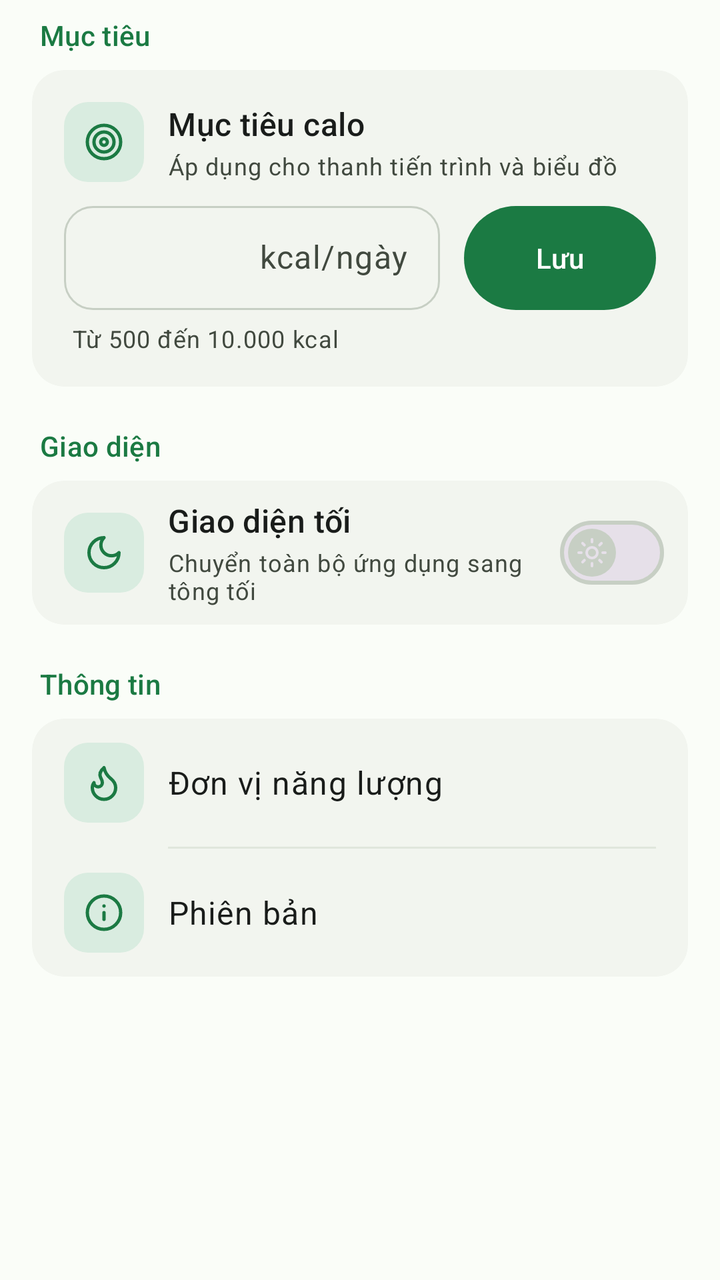
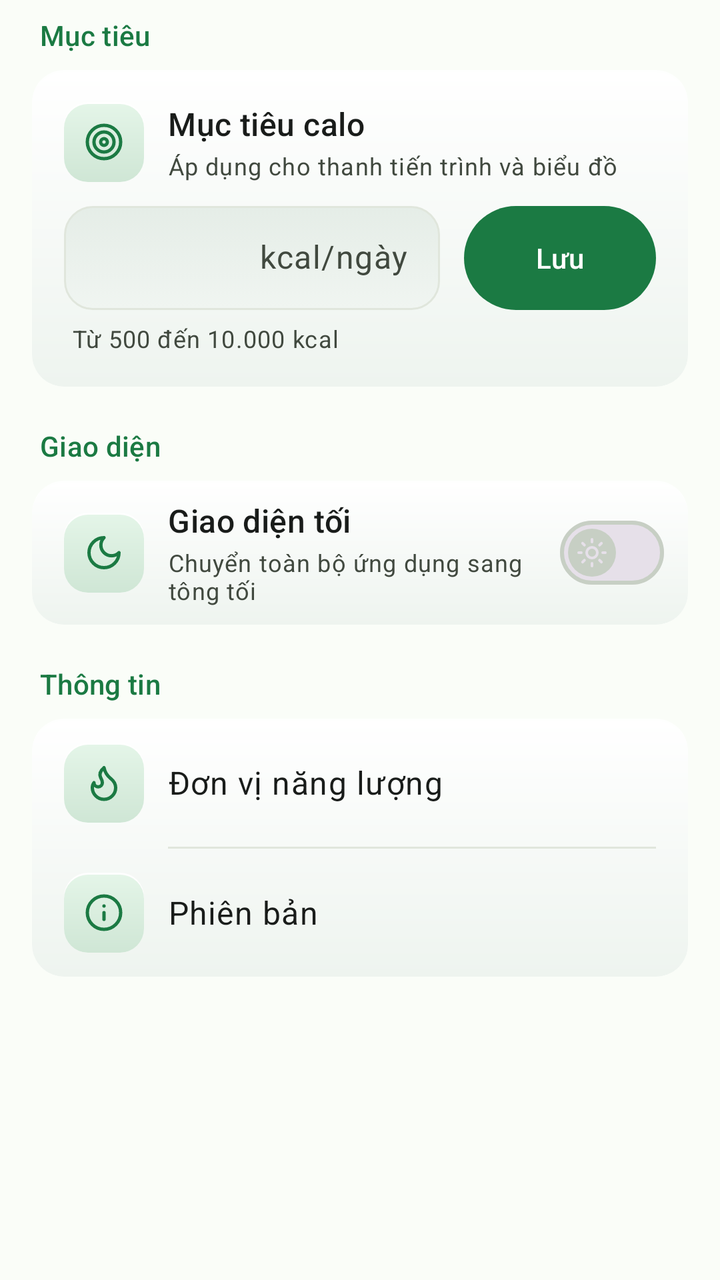

The first picture is an Android layout as it rendered before a commit; the second is the same layout after the commit. The layout source and the unified diff follow.
<!-- AndroidManifest.xml: application theme Theme.CaloTrack -->
<!-- res/layout/fragment_settings.xml -->
<?xml version="1.0" encoding="utf-8"?>
<ScrollView xmlns:android="http://schemas.android.com/apk/res/android"
    xmlns:app="http://schemas.android.com/apk/res-auto"
    android:layout_width="match_parent"
    android:layout_height="match_parent">

    <LinearLayout
        android:layout_width="match_parent"
        android:layout_height="wrap_content"
        android:orientation="vertical"
        android:paddingStart="@dimen/screen_padding"
        android:paddingTop="@dimen/space_8"
        android:paddingEnd="@dimen/screen_padding"
        android:paddingBottom="@dimen/space_24">

        
        <TextView
            style="@style/Widget.CaloTrack.SectionLabel"
            android:layout_width="wrap_content"
            android:layout_height="wrap_content"
            android:text="@string/section_goal" />

        <com.google.android.material.card.MaterialCardView
            android:layout_width="match_parent"
            android:layout_height="wrap_content"
            app:cardBackgroundColor="?attr/colorSurfaceContainer"
            app:cardCornerRadius="@dimen/radius_card"
            app:cardElevation="0dp"
            app:strokeWidth="0dp">

            <LinearLayout
                android:layout_width="match_parent"
                android:layout_height="wrap_content"
                android:orientation="vertical"
                android:padding="@dimen/space_16">

                <LinearLayout
                    android:layout_width="match_parent"
                    android:layout_height="wrap_content"
                    android:gravity="center_vertical"
                    android:orientation="horizontal">

                    <ImageView
                        android:layout_width="40dp"
                        android:layout_height="40dp"
                        android:background="@drawable/bg_date_block"
                        android:importantForAccessibility="no"
                        android:padding="10dp"
                        android:src="@drawable/ic_target"
                        app:tint="?attr/colorPrimary" />

                    <LinearLayout
                        android:layout_width="0dp"
                        android:layout_height="wrap_content"
                        android:layout_marginStart="@dimen/space_12"
                        android:layout_weight="1"
                        android:orientation="vertical">

                        <TextView
                            android:layout_width="wrap_content"
                            android:layout_height="wrap_content"
                            android:text="@string/target_label"
                            android:textAppearance="?attr/textAppearanceTitleMedium"
                            android:textColor="?attr/colorOnSurface" />

                        <TextView
                            android:layout_width="wrap_content"
                            android:layout_height="wrap_content"
                            android:layout_marginTop="2dp"
                            android:text="@string/goal_desc"
                            android:textAppearance="?attr/textAppearanceBodySmall"
                            android:textColor="?attr/colorOnSurfaceVariant" />
                    </LinearLayout>
                </LinearLayout>

                <LinearLayout
                    android:layout_width="match_parent"
                    android:layout_height="wrap_content"
                    android:layout_marginTop="@dimen/space_12"
                    android:baselineAligned="false"
                    android:gravity="center_vertical"
                    android:orientation="horizontal">

                    <LinearLayout
                        android:id="@+id/target_input_container"
                        android:layout_width="0dp"
                        android:layout_height="52dp"
                        android:layout_weight="1"
                        android:background="@drawable/bg_target_input_field"
                        android:gravity="center_vertical"
                        android:orientation="horizontal"
                        android:paddingStart="@dimen/space_16"
                        android:paddingEnd="@dimen/space_16">

                        <com.google.android.material.textfield.TextInputEditText
                            android:id="@+id/et_target_calories"
                            android:layout_width="0dp"
                            android:layout_height="match_parent"
                            android:layout_weight="1"
                            android:background="@null"
                            android:fontFeatureSettings="tnum"
                            android:gravity="center_vertical"
                            android:imeOptions="actionDone"
                            android:includeFontPadding="false"
                            android:inputType="number"
                            android:maxLength="5"
                            android:padding="0dp"
                            android:textAppearance="?attr/textAppearanceBodyLarge"
                            android:textColor="?attr/colorOnSurface" />

                        <TextView
                            android:layout_width="wrap_content"
                            android:layout_height="wrap_content"
                            android:layout_marginStart="@dimen/space_8"
                            android:includeFontPadding="false"
                            android:text="kcal/ngày"
                            android:textAppearance="?attr/textAppearanceBodyLarge"
                            android:textColor="?attr/colorOnSurfaceVariant" />
                    </LinearLayout>

                    <com.google.android.material.button.MaterialButton
                        android:id="@+id/btn_save_target"
                        android:layout_width="wrap_content"
                        android:layout_height="52dp"
                        android:layout_marginStart="@dimen/space_12"
                        android:insetTop="0dp"
                        android:insetBottom="0dp"
                        android:minWidth="96dp"
                        android:stateListAnimator="@animator/uiverse_press_scale"
                        android:text="@string/save"
                        app:cornerRadius="26dp" />
                </LinearLayout>

                <TextView
                    android:layout_width="wrap_content"
                    android:layout_height="wrap_content"
                    android:layout_marginStart="@dimen/space_4"
                    android:layout_marginTop="6dp"
                    android:text="@string/target_range_hint"
                    android:textAppearance="?attr/textAppearanceBodySmall"
                    android:textColor="?attr/colorOnSurfaceVariant" />
            </LinearLayout>
        </com.google.android.material.card.MaterialCardView>

        
        <TextView
            style="@style/Widget.CaloTrack.SectionLabel"
            android:layout_width="wrap_content"
            android:layout_height="wrap_content"
            android:layout_marginTop="@dimen/space_20"
            android:text="@string/section_appearance" />

        <com.google.android.material.card.MaterialCardView
            android:layout_width="match_parent"
            android:layout_height="wrap_content"
            app:cardBackgroundColor="?attr/colorSurfaceContainer"
            app:cardCornerRadius="@dimen/radius_card"
            app:cardElevation="0dp"
            app:strokeWidth="0dp">

            <LinearLayout
                android:layout_width="match_parent"
                android:layout_height="wrap_content"
                android:gravity="center_vertical"
                android:minHeight="72dp"
                android:orientation="horizontal"
                android:paddingStart="@dimen/space_16"
                android:paddingEnd="@dimen/space_12">

                <ImageView
                    android:id="@+id/iv_theme_icon"
                    android:layout_width="40dp"
                    android:layout_height="40dp"
                    android:background="@drawable/bg_date_block"
                    android:importantForAccessibility="no"
                    android:padding="10dp"
                    android:src="@drawable/ic_moon"
                    app:tint="?attr/colorPrimary" />

                <LinearLayout
                    android:layout_width="0dp"
                    android:layout_height="wrap_content"
                    android:layout_marginStart="@dimen/space_12"
                    android:layout_weight="1"
                    android:orientation="vertical">

                    <TextView
                        android:layout_width="wrap_content"
                        android:layout_height="wrap_content"
                        android:text="@string/dark_mode"
                        android:textAppearance="?attr/textAppearanceTitleMedium"
                        android:textColor="?attr/colorOnSurface" />

                    <TextView
                        android:layout_width="wrap_content"
                        android:layout_height="wrap_content"
                        android:layout_marginTop="2dp"
                        android:text="@string/dark_mode_desc"
                        android:textAppearance="?attr/textAppearanceBodySmall"
                        android:textColor="?attr/colorOnSurfaceVariant" />
                </LinearLayout>

                <com.google.android.material.materialswitch.MaterialSwitch
                    android:id="@+id/switch_dark_mode"
                    android:layout_width="wrap_content"
                    android:layout_height="wrap_content"
                    android:contentDescription="@string/dark_mode"
                    app:thumbIcon="@drawable/selector_switch_thumb_icon" />
            </LinearLayout>
        </com.google.android.material.card.MaterialCardView>

        
        <TextView
            style="@style/Widget.CaloTrack.SectionLabel"
            android:layout_width="wrap_content"
            android:layout_height="wrap_content"
            android:layout_marginTop="@dimen/space_20"
            android:text="@string/section_info" />

        <com.google.android.material.card.MaterialCardView
            android:layout_width="match_parent"
            android:layout_height="wrap_content"
            app:cardBackgroundColor="?attr/colorSurfaceContainer"
            app:cardCornerRadius="@dimen/radius_card"
            app:cardElevation="0dp"
            app:strokeWidth="0dp">

            <LinearLayout
                android:layout_width="match_parent"
                android:layout_height="wrap_content"
                android:orientation="vertical">

                <LinearLayout
                    android:layout_width="match_parent"
                    android:layout_height="64dp"
                    android:gravity="center_vertical"
                    android:orientation="horizontal"
                    android:paddingStart="@dimen/space_16"
                    android:paddingEnd="@dimen/space_16">

                    <ImageView
                        android:layout_width="40dp"
                        android:layout_height="40dp"
                        android:background="@drawable/bg_date_block"
                        android:importantForAccessibility="no"
                        android:padding="10dp"
                        android:src="@drawable/ic_flame"
                        app:tint="?attr/colorPrimary" />

                    <TextView
                        android:layout_width="0dp"
                        android:layout_height="wrap_content"
                        android:layout_marginStart="@dimen/space_12"
                        android:layout_weight="1"
                        android:text="@string/unit_label"
                        android:textAppearance="?attr/textAppearanceBodyLarge"
                        android:textColor="?attr/colorOnSurface" />

                    <TextView
                        android:id="@+id/tv_unit_value"
                        android:layout_width="wrap_content"
                        android:layout_height="wrap_content"
                        android:textAppearance="?attr/textAppearanceBodyLarge"
                        android:textColor="?attr/colorOnSurfaceVariant" />
                </LinearLayout>

                <View
                    android:layout_width="match_parent"
                    android:layout_height="1dp"
                    android:layout_marginStart="68dp"
                    android:layout_marginEnd="@dimen/space_16"
                    android:background="?attr/colorOutlineVariant" />

                <LinearLayout
                    android:layout_width="match_parent"
                    android:layout_height="64dp"
                    android:gravity="center_vertical"
                    android:orientation="horizontal"
                    android:paddingStart="@dimen/space_16"
                    android:paddingEnd="@dimen/space_16">

                    <ImageView
                        android:layout_width="40dp"
                        android:layout_height="40dp"
                        android:background="@drawable/bg_date_block"
                        android:importantForAccessibility="no"
                        android:padding="10dp"
                        android:src="@drawable/ic_info"
                        app:tint="?attr/colorPrimary" />

                    <TextView
                        android:layout_width="0dp"
                        android:layout_height="wrap_content"
                        android:layout_marginStart="@dimen/space_12"
                        android:layout_weight="1"
                        android:text="@string/label_version"
                        android:textAppearance="?attr/textAppearanceBodyLarge"
                        android:textColor="?attr/colorOnSurface" />

                    <TextView
                        android:id="@+id/tv_version_value"
                        android:layout_width="wrap_content"
                        android:layout_height="wrap_content"
                        android:fontFeatureSettings="tnum"
                        android:textAppearance="?attr/textAppearanceBodyLarge"
                        android:textColor="?attr/colorOnSurfaceVariant" />
                </LinearLayout>
            </LinearLayout>
        </com.google.android.material.card.MaterialCardView>

    </LinearLayout>
</ScrollView>
<!-- resources referenced by this layout -->
<resources>
  <dimen name="radius_card">16dp</dimen>
  <dimen name="screen_padding">16dp</dimen>
  <dimen name="space_12">12dp</dimen>
  <dimen name="space_16">16dp</dimen>
  <dimen name="space_20">20dp</dimen>
  <dimen name="space_24">24dp</dimen>
  <dimen name="space_4">4dp</dimen>
  <dimen name="space_8">8dp</dimen>
  <!-- drawable bg_date_block (drawable) -->
  <?xml version="1.0" encoding="utf-8"?>
  <shape xmlns:android="http://schemas.android.com/apk/res/android"
      android:shape="rectangle">
      <corners android:radius="12dp" />
      <solid android:color="?attr/colorSecondaryContainer" />
  </shape>
  <!-- drawable bg_target_input_field (drawable) -->
  <?xml version="1.0" encoding="utf-8"?>
  <selector xmlns:android="http://schemas.android.com/apk/res/android">
      <item android:state_activated="true">
          <shape android:shape="rectangle">
              <solid android:color="@android:color/transparent" />
              <stroke
                  android:width="1.5dp"
                  android:color="?attr/colorPrimary" />
              <corners android:radius="@dimen/radius_field" />
          </shape>
      </item>
      <item>
          <shape android:shape="rectangle">
              <solid android:color="@android:color/transparent" />
              <stroke
                  android:width="1dp"
                  android:color="?attr/colorOutline" />
              <corners android:radius="@dimen/radius_field" />
          </shape>
      </item>
  </selector>
  <string name="dark_mode">Giao diện tối</string>
  <string name="label_version">Phiên bản</string>
  <string name="save">Lưu</string>
  <string name="section_goal">Mục tiêu</string>
  <string name="section_info">Thông tin</string>
  <string name="target_label">Mục tiêu calo</string>
  <dimen name="radius_field">14dp</dimen>
  <color name="proto_primary">#1b7a43</color>
  <color name="proto_on_primary">#ffffff</color>
  <color name="proto_surface">#fafdf8</color>
  <color name="proto_on_surface">#191c1a</color>
  <color name="proto_outline">#c7cfc4</color>
  <color name="proto_outline_variant">#e0e6dc</color>
  <color name="proto_error">#ba1a1a</color>
  <color name="proto_error_container">#ffdad6</color>
  <!-- unchanged entries left out for length: 23 -->
</resources>

<!-- the commit's change to res/layout/fragment_settings.xml (unified diff, before → after) -->
@@ -23,7 +23,7 @@
         <com.google.android.material.card.MaterialCardView
             android:layout_width="match_parent"
             android:layout_height="wrap_content"
-            app:cardBackgroundColor="?attr/colorSurfaceContainer"
+            app:cardBackgroundColor="@android:color/transparent"
             app:cardCornerRadius="@dimen/radius_card"
             app:cardElevation="0dp"
             app:strokeWidth="0dp">
@@ -31,6 +31,7 @@
             <LinearLayout
                 android:layout_width="match_parent"
                 android:layout_height="wrap_content"
+                android:background="@drawable/bg_card_surface"
                 android:orientation="vertical"
                 android:padding="@dimen/space_16">
 
@@ -153,7 +154,7 @@
         <com.google.android.material.card.MaterialCardView
             android:layout_width="match_parent"
             android:layout_height="wrap_content"
-            app:cardBackgroundColor="?attr/colorSurfaceContainer"
+            app:cardBackgroundColor="@android:color/transparent"
             app:cardCornerRadius="@dimen/radius_card"
             app:cardElevation="0dp"
             app:strokeWidth="0dp">
@@ -161,6 +162,7 @@
             <LinearLayout
                 android:layout_width="match_parent"
                 android:layout_height="wrap_content"
+                android:background="@drawable/bg_card_surface"
                 android:gravity="center_vertical"
                 android:minHeight="72dp"
                 android:orientation="horizontal"
@@ -220,7 +222,7 @@
         <com.google.android.material.card.MaterialCardView
             android:layout_width="match_parent"
             android:layout_height="wrap_content"
-            app:cardBackgroundColor="?attr/colorSurfaceContainer"
+            app:cardBackgroundColor="@android:color/transparent"
             app:cardCornerRadius="@dimen/radius_card"
             app:cardElevation="0dp"
             app:strokeWidth="0dp">
@@ -228,6 +230,7 @@
             <LinearLayout
                 android:layout_width="match_parent"
                 android:layout_height="wrap_content"
+                android:background="@drawable/bg_card_surface"
                 android:orientation="vertical">
 
                 <LinearLayout
<!-- resource entries referenced after the edit -->
@@ -8,19 +8,58 @@
   <dimen name="space_24">24dp</dimen>
   <dimen name="space_4">4dp</dimen>
   <dimen name="space_8">8dp</dimen>
+  <!-- drawable bg_card_surface (drawable) -->
+  <?xml version="1.0" encoding="utf-8"?>
+  <layer-list xmlns:android="http://schemas.android.com/apk/res/android">
+      
+      <item>
+          <shape android:shape="rectangle">
+              <corners android:radius="@dimen/radius_card" />
+              <solid android:color="@color/card_rim_top" />
+          </shape>
+      </item>
+      
+      <item android:top="1dp">
+          <shape android:shape="rectangle">
+              <corners android:radius="@dimen/radius_card" />
+              <gradient
+                  android:angle="270"
+                  android:endColor="@color/card_grad_bottom"
+                  android:startColor="@color/card_grad_top"
+                  android:type="linear" />
+          </shape>
+      </item>
+  </layer-list>
   <!-- drawable bg_date_block (drawable) -->
   <?xml version="1.0" encoding="utf-8"?>
-  <shape xmlns:android="http://schemas.android.com/apk/res/android"
-      android:shape="rectangle">
-      <corners android:radius="12dp" />
-      <solid android:color="?attr/colorSecondaryContainer" />
-  </shape>
+  <layer-list xmlns:android="http://schemas.android.com/apk/res/android">
+      <item>
+          <shape android:shape="rectangle">
+              <corners android:radius="12dp" />
+              <solid android:color="@color/card_rim_top" />
+          </shape>
+      </item>
+      <item android:top="1dp">
+          <shape android:shape="rectangle">
+              <corners android:radius="12dp" />
+              <gradient
+                  android:angle="270"
+                  android:endColor="@color/badge_grad_bottom"
+                  android:startColor="@color/badge_grad_top"
+                  android:type="linear" />
+          </shape>
+      </item>
+  </layer-list>
   <!-- drawable bg_target_input_field (drawable) -->
   <?xml version="1.0" encoding="utf-8"?>
   <selector xmlns:android="http://schemas.android.com/apk/res/android">
       <item android:state_activated="true">
           <shape android:shape="rectangle">
-              <solid android:color="@android:color/transparent" />
+              <gradient
+                  android:angle="270"
+                  android:endColor="@color/inset_well_bottom"
+                  android:startColor="@color/inset_well_top"
+                  android:type="linear" />
               <stroke
                   android:width="1.5dp"
                   android:color="?attr/colorPrimary" />
@@ -29,10 +68,14 @@
       </item>
       <item>
           <shape android:shape="rectangle">
-              <solid android:color="@android:color/transparent" />
+              <gradient
+                  android:angle="270"
+                  android:endColor="@color/inset_well_bottom"
+                  android:startColor="@color/inset_well_top"
+                  android:type="linear" />
               <stroke
                   android:width="1dp"
-                  android:color="?attr/colorOutline" />
+                  android:color="?attr/colorOutlineVariant" />
               <corners android:radius="@dimen/radius_field" />
           </shape>
       </item>
@@ -43,6 +86,13 @@
   <string name="section_goal">Mục tiêu</string>
   <string name="section_info">Thông tin</string>
   <string name="target_label">Mục tiêu calo</string>
+  <color name="card_rim_top">#E6FFFFFF</color>
+  <color name="card_grad_bottom">#EEF4EF</color>
+  <color name="card_grad_top">#FFFFFF</color>
+  <color name="badge_grad_bottom">#CFE6D5</color>
+  <color name="badge_grad_top">#E4F5E8</color>
+  <color name="inset_well_bottom">#F0F5F1</color>
+  <color name="inset_well_top">#E5EDE7</color>
   <dimen name="radius_field">14dp</dimen>
   <color name="proto_primary">#1b7a43</color>
   <color name="proto_on_primary">#ffffff</color>
